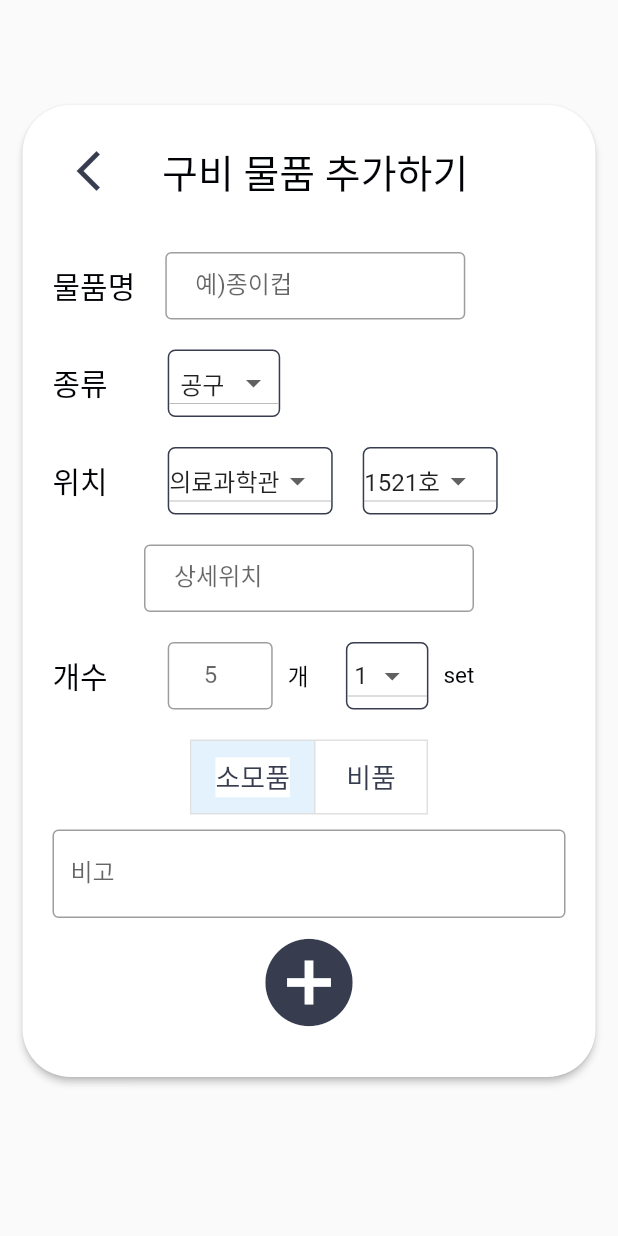
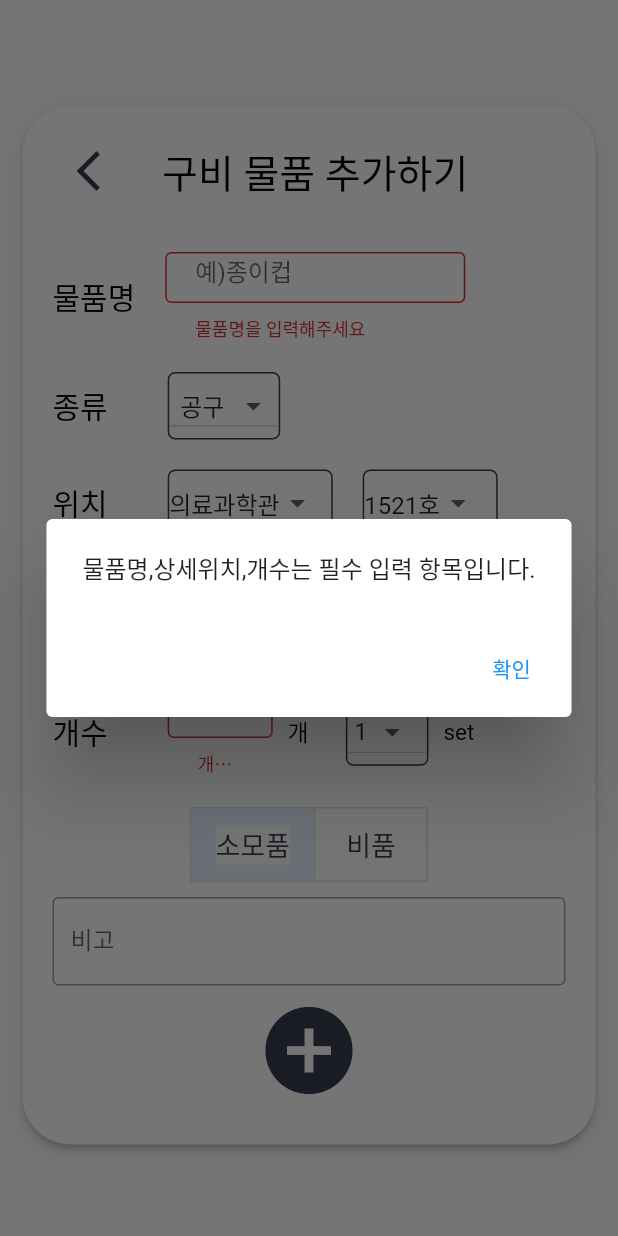
Before and after one commit to JungAHyun/Item_Management_App_Share, a Flutter app: the UploadExistedItemScreen widget shown alone on an empty page, opened directly with empty values, after a tap on the "add circle" icon, on a phone screen of 412 x 824 dp. Run offline on Flutter 3.47's test engine with Material 2 defaults, Android fonts, the phone set to English and light mode, and no system bars; our stand-ins replace loading_animation_widget, sqflite; missing offline and left inert: popup_card; accounts and stored records are empty.

Commit message:
update
시헌이 코드와 합침

```diff
--- a/lib/screen/upload_existed_item_screen.dart
+++ b/lib/screen/upload_existed_item_screen.dart
@@ -370,6 +370,30 @@ class _UploadExistedItemScreenState extends State<UploadExistedItemScreen> {
                       color: const Color.fromARGB(255, 55, 61, 79),
                       iconSize: 70,
                       onPressed: () {
+                        if (itemNameTextController.text.isEmpty ||
+                            countTextController.text.isEmpty ||
+                            detailLocationTextController.text.isEmpty) {
+                          showDialog(
+                            context: context,
+                            barrierDismissible: true,
+                            builder: (BuildContext context) {
+                              return AlertDialog(
+                                content:
+                                    const Text('물품명,상세위치,개수는 필수 입력 항목입니다.'),
+                                insetPadding:
+                                    const EdgeInsets.fromLTRB(0, 80, 0, 80),
+                                actions: [
+                                  TextButton(
+                                    onPressed: (() {
+                                      Navigator.of(context).pop();
+                                    }),
+                                    child: const Text('확인'),
+                                  ),
+                                ],
+                              );
+                            },
+                          );
+                        } else {
                           existedItemNameInput = itemNameTextController.text;
                           existedDetailLocaitonInput =
                               detailLocationTextController.text;
@@ -382,6 +406,7 @@ class _UploadExistedItemScreenState extends State<UploadExistedItemScreen> {
                           existedIsExpendableInput = isExpendable;
                           Navigator.pop(context);
                           saveDatabase();
+                        }
                       },
                     ),
                   ],
--- a/lib/widget/upload_widget/text_box_widget.dart
+++ b/lib/widget/upload_widget/text_box_widget.dart
@@ -18,11 +18,18 @@ class TextBoxWidget extends StatelessWidget {
   @override
   Widget build(BuildContext context) {
     return SizedBox(
+      key: GlobalKey<FormState>(),
       width: textbox_width,
-      height: textbox_height,
+      height: textbox_height + 15,
       child: TextFormField(
+        //수정부분
+        autovalidateMode: AutovalidateMode.always,
         controller: myTextController,
-        decoration: InputDecoration(contentPadding: const EdgeInsets.fromLTRB(20.0, 15.0, 20.0, 15.0), border: const OutlineInputBorder(), hintText: hintText),
+        decoration: InputDecoration(
+          contentPadding: const EdgeInsets.fromLTRB(20.0, 15.0, 20.0, 15.0),
+          border: const OutlineInputBorder(),
+          hintText: hintText,
+        ),
         validator: (val) {
           if (val == null || val.isEmpty) {
             return warningText;
```
Also changed, not shown: lib/screen/home_screen.dart (+9 -2 lines), lib/screen/upload_needed_item_screen.dart (+54 -36 lines). Lines whose indentation alone changed are shown as unchanged.
